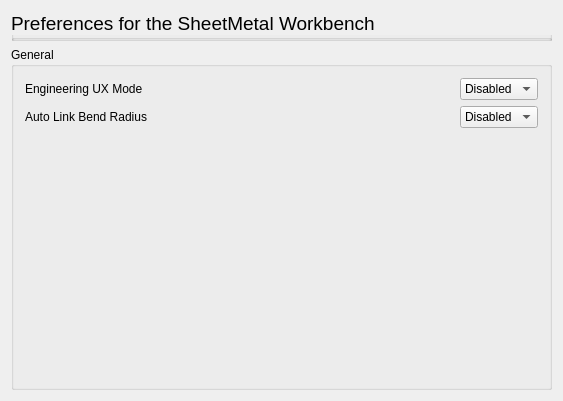
Old version of the form Resources/panels/SMprefs.ui in the repository shaise/FreeCAD_SheetMetal.
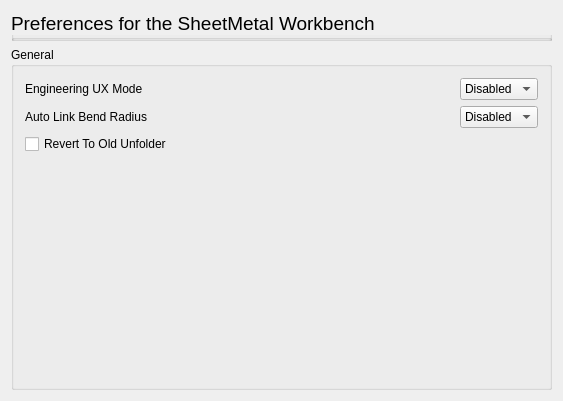
New version of the form. Custom widgets are drawn as their Qt base class.

Commit message: Integrate new sheetmetal unfolder and update readme to PRs #430, #432, #433 and #435

```diff
--- a/Resources/panels/SMprefs.ui
+++ b/Resources/panels/SMprefs.ui
@@ -132,6 +132,29 @@
         </item>
        </layout>
       </item>
+      <item>
+       <layout class="QHBoxLayout" name="horizontalLayout_3">
+        <property name="topMargin">
+         <number>0</number>
+        </property>
+        <item>
+         <widget class="Gui::PrefCheckBox" name="checkBox_9">
+          <property name="layoutDirection">
+           <enum>Qt::LeftToRight</enum>
+          </property>
+          <property name="text">
+           <string>Revert To Old Unfolder</string>
+          </property>
+          <property name="prefEntry" stdset="0">
+           <cstring>UseOldUnfolder</cstring>
+          </property>
+          <property name="prefPath" stdset="0">
+           <cstring>Mod/SheetMetal</cstring>
+          </property>
+         </widget>
+        </item>
+       </layout>
+      </item>
       <item>
        <spacer name="verticalSpacer">
         <property name="orientation">
@@ -182,6 +205,11 @@
    <extends>QComboBox</extends>
    <header>Gui/PrefWidgets.h</header>
   </customwidget>
+  <customwidget>
+   <class>Gui::PrefCheckBox</class>
+   <extends>QCheckBox</extends>
+   <header>Gui/PrefWidgets.h</header>
+  </customwidget>
  </customwidgets>
  <resources/>
  <connections/>
```
The commit also changes 6 other files.
